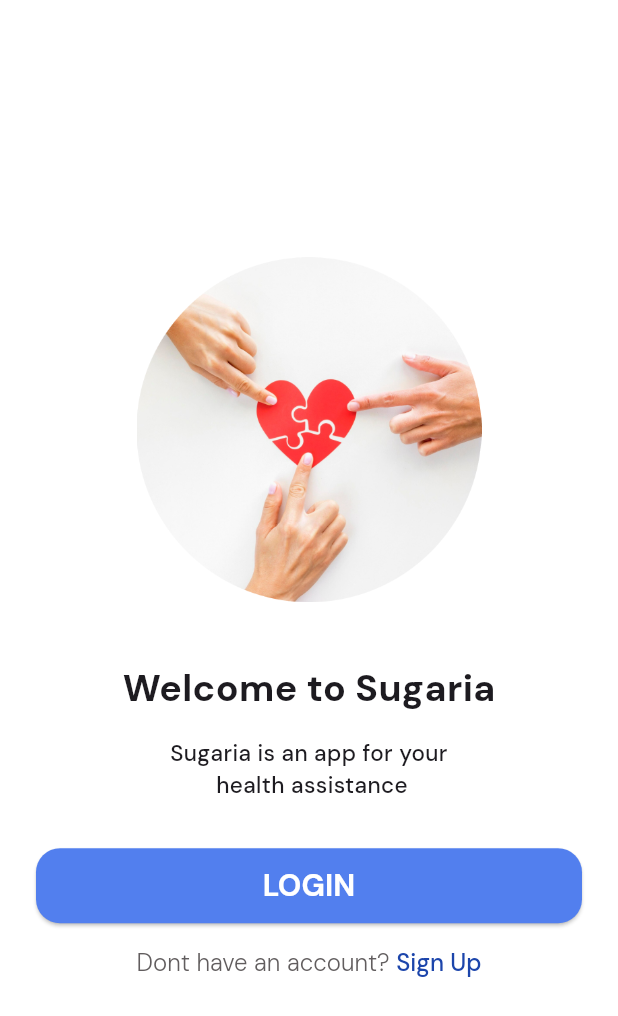
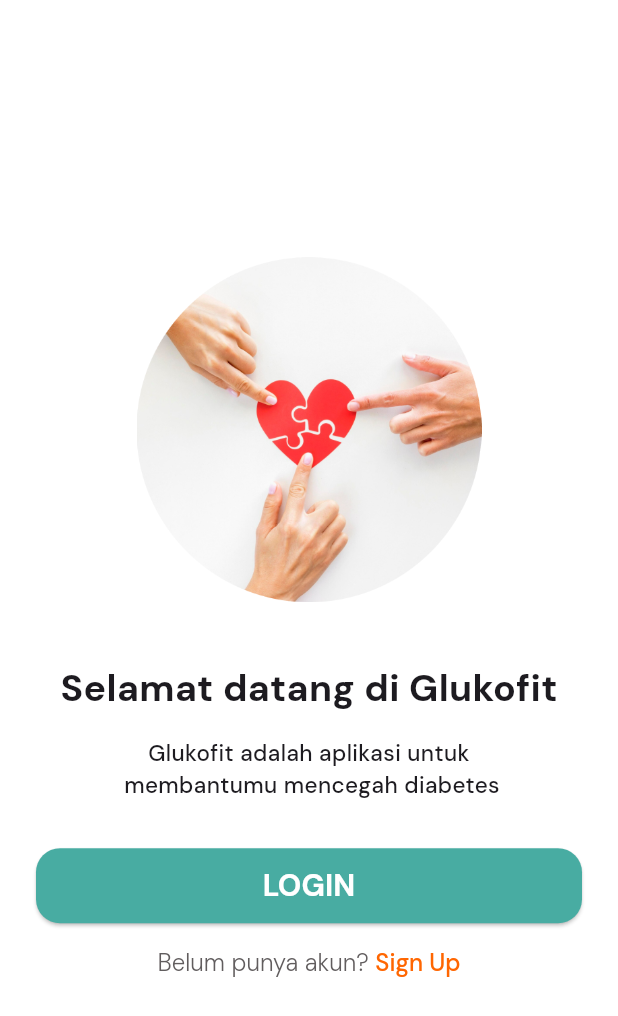
Before and after one commit to zuwhi/glukofit, a Flutter app: the screen it shows after launch, on a phone screen of 412 x 824 dp. Shown: the top 1016 px of the screen. Run offline on Flutter 3.47's test engine with Material 3 defaults, Android fonts, the phone set to English and light mode, and no system bars; our stand-ins replace appwrite, cached_network_image, camera, dash_chat_2, dio, easy_date_timeline and 10 more; missing offline and left inert: flutter_tflite, horizontal_picker; network calls fail.

Commit message:
change to glukofit

```diff
--- a/lib/constants/app_colors.dart
+++ b/lib/constants/app_colors.dart
@@ -2,6 +2,6 @@
 
 class AppColors {
   // static const primary = Color(0xFF48ACA2);
-  static const primary = Color.fromARGB(255, 82, 127, 238);
-  static const orange = Color.fromARGB(255, 28, 69, 171);
+  static const primary = Color(0xFF48ACA2);
+  static const orange = Color(0xFFFF6601);
 }
--- a/lib/views/BMI/kalkulator_BMI_view.dart
+++ b/lib/views/BMI/kalkulator_BMI_view.dart
@@ -28,7 +28,7 @@
       backgroundColor: Colors.white,
       appBar: AppBar(
         title: TextPrimary(
-          text: 'Kalkulator BMI',
+          text: 'Kalkulator Ideal',
           color: Colors.white,
         ),
         centerTitle: true,
--- a/lib/views/login/login_view.dart
+++ b/lib/views/login/login_view.dart
@@ -36,8 +36,7 @@
                   SizedBox(
                       height: 140,
                       width: 170,
-                      // child: Image.asset('assets/icons/logo.png')),
-                      child: Image.asset('assets/icons/sugaria_logo.png')),
+                      child: Image.asset('assets/icons/logo.png')),
                   const SizedBox(
                     height: 16,
                   ),
--- a/lib/views/login/welcome_view.dart
+++ b/lib/views/login/welcome_view.dart
@@ -26,8 +26,7 @@
                   height: 40,
                 ),
                 Text(
-                  // 'Welcome to Glukofit',
-                  'Welcome to Sugaria',
+                  'Selamat datang di Glukofit',
                   style: GoogleFonts.dmSans(
                     fontSize: 25,
                     fontWeight: FontWeight.w700,
@@ -37,8 +36,7 @@
                   height: 14,
                 ),
                 Text(
-                  // 'Glukofit is an app for your\n health assistance',
-                  'Sugaria is an app for your\n health assistance',
+                  'Glukofit adalah aplikasi untuk \n membantumu mencegah diabetes',
                   textAlign: TextAlign.center,
                   style: GoogleFonts.dmSans(
                     fontSize: 15,
@@ -72,7 +70,7 @@
                 ),
                 RichText(
                   text: TextSpan(
-                      text: 'Dont have an account? ',
+                      text: 'Belum punya akun? ',
                       style: GoogleFonts.dmSans(
                         fontSize: 16,
                         fontWeight: FontWeight.w300,
--- a/lib/views/profile/profile_view.dart
+++ b/lib/views/profile/profile_view.dart
@@ -348,7 +348,7 @@
       }),
       extendBody: true,
       floatingActionButton: FloatingActionButton(
-        backgroundColor: const Color.fromARGB(255, 48, 94, 214),
+        backgroundColor: AppColors.primary,
         onPressed: () {
           Get.toNamed(AppRoutes.scanner);
         },
--- a/lib/views/register/register_view.dart
+++ b/lib/views/register/register_view.dart
@@ -44,8 +44,7 @@
                   SizedBox(
                       height: 140,
                       width: 170,
-                      // child: Image.asset('assets/icons/logo.png')),
-                      child: Image.asset('assets/icons/sugaria_logo.png')),
+                      child: Image.asset('assets/icons/logo.png')),
                   const SizedBox(
                     height: 16,
                   ),
--- a/lib/views/splash_screen/splash_screen_view.dart
+++ b/lib/views/splash_screen/splash_screen_view.dart
@@ -25,7 +25,7 @@
         backgroundColor: AppColors.primary,
         body: Center(
           child: Image.asset(
-            "assets/icons/sugaria_splash.png",
+            "assets/icons/glukofit_splash.png",
             height: 130,
           ),
         ));
```
Also changed, not shown: lib/views/homepage/homepage_view.dart (+40 -43 lines), lib/views/tracker/tracker_view.dart (+9 -7 lines), assets/icons/glukofit_splash.png (added), assets/logo/logo.png, pubspec.lock, 27 other files.
